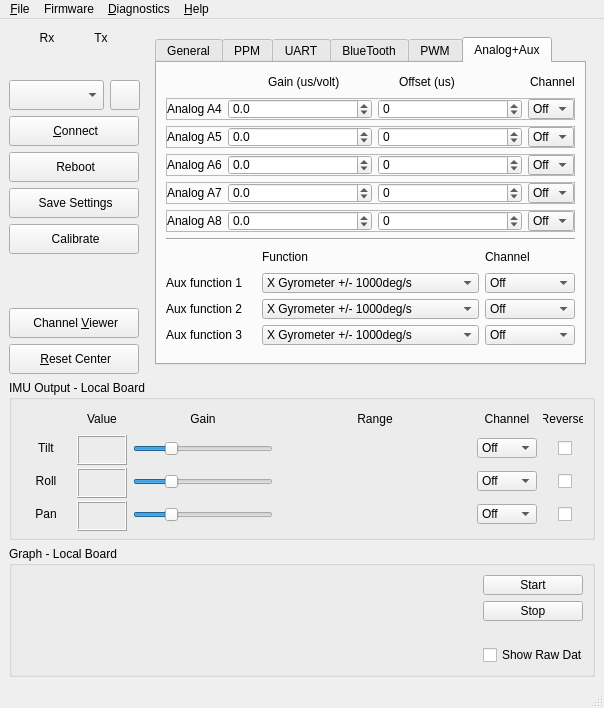
The window that gui/src/mainwindow.ui (L1cardo/HeadTracker_CN) describes before a commit, drawn with Qt 5.
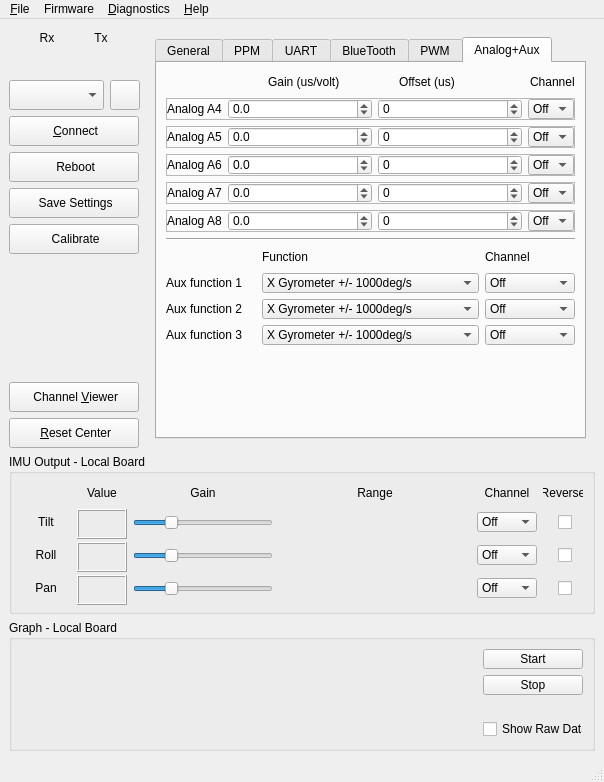
The same window after the commit. The open tabs and pages were chosen to show the change. Icons and pictures are not drawn. Custom widgets are drawn as their Qt base class.

Commit message: fix scrach issue

Diff of the .ui file:
```diff
--- a/gui/src/mainwindow.ui
+++ b/gui/src/mainwindow.ui
@@ -376,7 +376,7 @@
           <property name="sizeHint" stdset="0">
            <size>
             <width>20</width>
-            <height>20</height>
+            <height>60</height>
            </size>
           </property>
          </spacer>
@@ -420,10 +420,16 @@
       </item>
       <item>
        <widget class="QStackedWidget" name="stackedWidget">
+        <property name="sizePolicy">
+         <sizepolicy hsizetype="Preferred" vsizetype="Minimum">
+          <horstretch>0</horstretch>
+          <verstretch>0</verstretch>
+         </sizepolicy>
+        </property>
         <property name="minimumSize">
          <size>
           <width>0</width>
-          <height>340</height>
+          <height>420</height>
          </size>
         </property>
         <property name="currentIndex">
```
Left out of the diff: 2 changed lines with no effect on the pictures.
